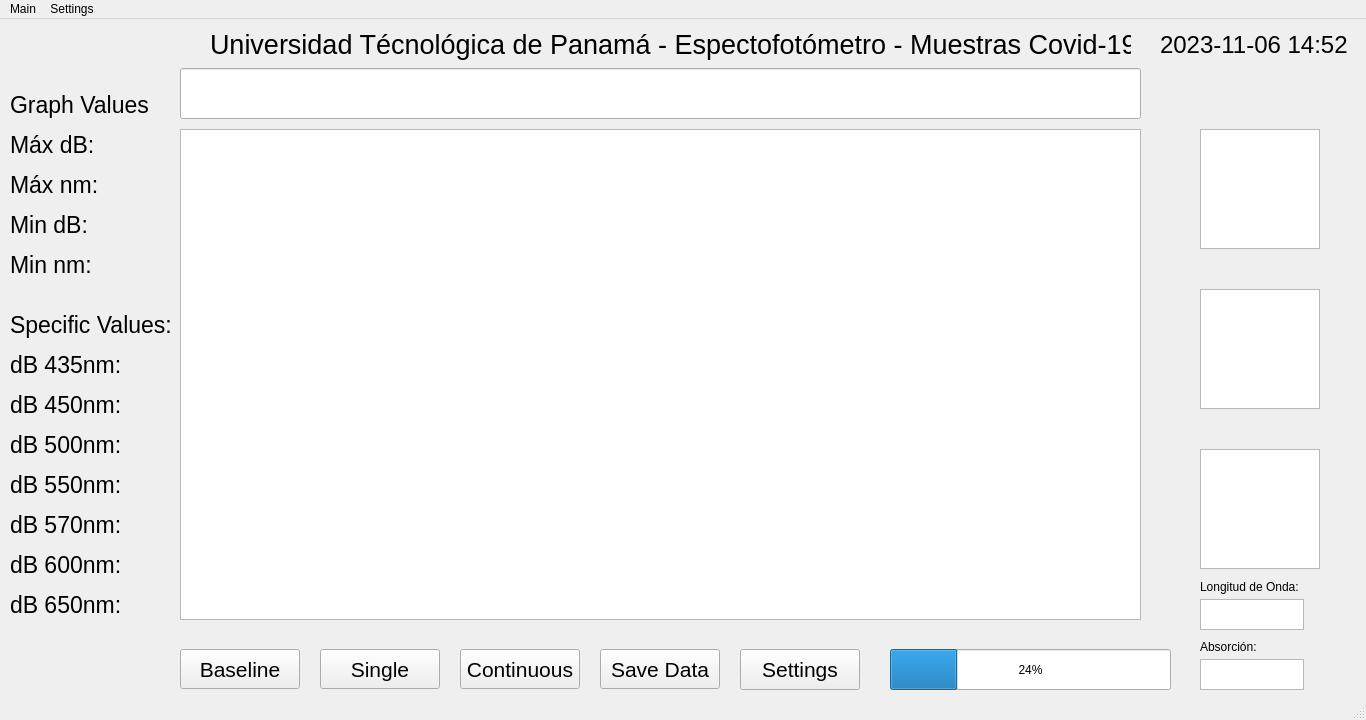
jorgeeldis/EspectrofotometroQT, file test-qt/ui/main_window.ui: the form before one commit.
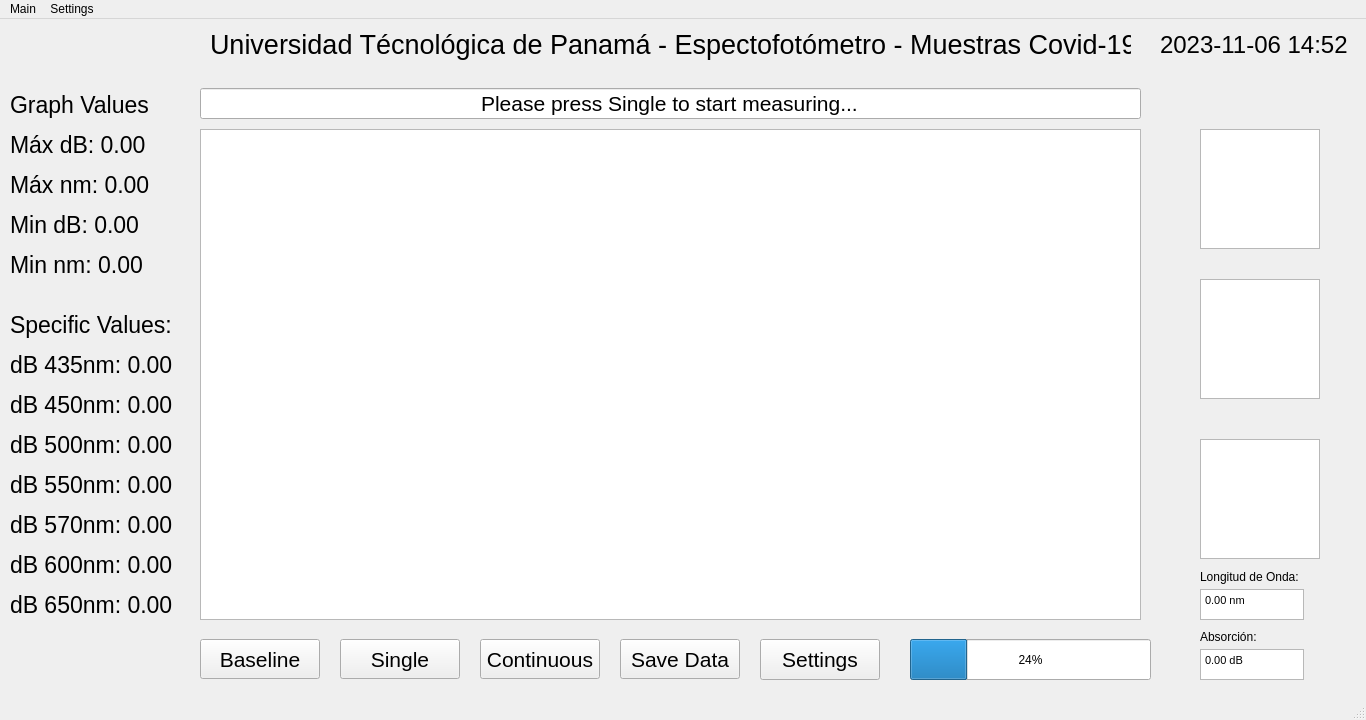
The form after the commit.

Commit message: Cambios en el GUI, se creo el main window en el folder ui

Diff of the .ui file:
```diff
--- a/test-qt/ui/main_window.ui
+++ b/test-qt/ui/main_window.ui
@@ -17,8 +17,8 @@
    <widget class="QPushButton" name="pushButton">
     <property name="geometry">
      <rect>
-      <x>180</x>
-      <y>630</y>
+      <x>200</x>
+      <y>620</y>
       <width>120</width>
       <height>40</height>
      </rect>
@@ -35,8 +35,8 @@
    <widget class="QPushButton" name="pushButton_2">
     <property name="geometry">
      <rect>
-      <x>320</x>
-      <y>630</y>
+      <x>340</x>
+      <y>620</y>
       <width>120</width>
       <height>40</height>
      </rect>
@@ -69,27 +69,36 @@
     <property name="geometry">
      <rect>
       <x>1200</x>
-      <y>270</y>
+      <y>260</y>
       <width>120</width>
       <height>120</height>
      </rect>
     </property>
    </widget>
-   <widget class="QGraphicsView" name="graphicsView_3">
+   <widget class="QGraphicsView" name="graphicsView">
     <property name="geometry">
      <rect>
-      <x>180</x>
+      <x>200</x>
       <y>110</y>
-      <width>961</width>
+      <width>941</width>
       <height>491</height>
      </rect>
     </property>
+    <property name="frameShape">
+     <enum>QFrame::StyledPanel</enum>
+    </property>
+    <property name="frameShadow">
+     <enum>QFrame::Sunken</enum>
+    </property>
+    <property name="lineWidth">
+     <number>1</number>
+    </property>
    </widget>
    <widget class="QGraphicsView" name="graphicsView_4">
     <property name="geometry">
      <rect>
       <x>1200</x>
-      <y>430</y>
+      <y>420</y>
       <width>120</width>
       <height>120</height>
      </rect>
@@ -98,8 +107,8 @@
    <widget class="QPushButton" name="pushButton_3">
     <property name="geometry">
      <rect>
-      <x>460</x>
-      <y>630</y>
+      <x>480</x>
+      <y>620</y>
       <width>120</width>
       <height>40</height>
      </rect>
@@ -116,8 +125,8 @@
    <widget class="QPushButton" name="pushButton_4">
     <property name="geometry">
      <rect>
-      <x>600</x>
-      <y>630</y>
+      <x>620</x>
+      <y>620</y>
       <width>120</width>
       <height>40</height>
      </rect>
@@ -134,8 +143,8 @@
    <widget class="QPushButton" name="pushButton_5">
     <property name="geometry">
      <rect>
-      <x>740</x>
-      <y>630</y>
+      <x>760</x>
+      <y>620</y>
       <width>120</width>
       <height>41</height>
      </rect>
@@ -170,9 +179,9 @@
    <widget class="QProgressBar" name="progressBar">
     <property name="geometry">
      <rect>
-      <x>890</x>
-      <y>630</y>
-      <width>281</width>
+      <x>910</x>
+      <y>620</y>
+      <width>241</width>
       <height>41</height>
      </rect>
     </property>
@@ -231,7 +240,7 @@
      </font>
     </property>
     <property name="text">
-     <string>Máx dB:</string>
+     <string>Máx dB: 0.00</string>
     </property>
    </widget>
    <widget class="QLabel" name="label_5">
@@ -249,7 +258,7 @@
      </font>
     </property>
     <property name="text">
-     <string>Máx nm:</string>
+     <string>Máx nm: 0.00</string>
     </property>
    </widget>
    <widget class="QLabel" name="label_6">
@@ -267,7 +276,7 @@
      </font>
     </property>
     <property name="text">
-     <string>Min dB:</string>
+     <string>Min dB: 0.00</string>
     </property>
    </widget>
    <widget class="QLabel" name="label_7">
@@ -285,7 +294,7 @@
      </font>
     </property>
     <property name="text">
-     <string>Min nm:</string>
+     <string>Min nm: 0.00</string>
     </property>
    </widget>
    <widget class="QLabel" name="label_8">
@@ -311,7 +320,7 @@
      <rect>
       <x>10</x>
       <y>330</y>
-      <width>141</width>
+      <width>171</width>
       <height>31</height>
      </rect>
     </property>
@@ -321,7 +330,7 @@
      </font>
     </property>
     <property name="text">
-     <string>dB 435nm:</string>
+     <string>dB 435nm: 0.00</string>
     </property>
    </widget>
    <widget class="QLabel" name="label_10">
@@ -329,7 +338,7 @@
      <rect>
       <x>10</x>
       <y>370</y>
-      <width>141</width>
+      <width>171</width>
       <height>31</height>
      </rect>
     </property>
@@ -339,7 +348,7 @@
      </font>
     </property>
     <property name="text">
-     <string>dB 450nm:</string>
+     <string>dB 450nm: 0.00</string>
     </property>
    </widget>
    <widget class="QLabel" name="label_11">
@@ -347,7 +356,7 @@
      <rect>
       <x>10</x>
       <y>410</y>
-      <width>141</width>
+      <width>171</width>
       <height>31</height>
      </rect>
     </property>
@@ -357,7 +366,7 @@
      </font>
     </property>
     <property name="text">
-     <string>dB 500nm:</string>
+     <string>dB 500nm: 0.00</string>
     </property>
    </widget>
    <widget class="QLabel" name="label_12">
@@ -365,7 +374,7 @@
      <rect>
       <x>10</x>
       <y>450</y>
-      <width>141</width>
+      <width>171</width>
       <height>31</height>
      </rect>
     </property>
@@ -375,7 +384,7 @@
      </font>
     </property>
     <property name="text">
-     <string>dB 550nm:</string>
+     <string>dB 550nm: 0.00</string>
     </property>
    </widget>
    <widget class="QLabel" name="label_13">
@@ -383,7 +392,7 @@
      <rect>
       <x>10</x>
       <y>490</y>
-      <width>141</width>
+      <width>171</width>
       <height>31</height>
      </rect>
     </property>
@@ -393,7 +402,7 @@
      </font>
     </property>
     <property name="text">
-     <string>dB 570nm:</string>
+     <string>dB 570nm: 0.00</string>
     </property>
    </widget>
    <widget class="QLabel" name="label_14">
@@ -401,7 +410,7 @@
      <rect>
       <x>10</x>
       <y>530</y>
-      <width>141</width>
+      <width>171</width>
       <height>31</height>
      </rect>
     </property>
@@ -411,7 +420,7 @@
      </font>
     </property>
     <property name="text">
-     <string>dB 600nm:</string>
+     <string>dB 600nm: 0.00</string>
     </property>
    </widget>
    <widget class="QLabel" name="label_15">
@@ -419,7 +428,7 @@
      <rect>
       <x>10</x>
       <y>570</y>
-      <width>141</width>
+      <width>171</width>
       <height>31</height>
      </rect>
     </property>
@@ -429,27 +438,14 @@
      </font>
     </property>
     <property name="text">
-     <string>dB 650nm:</string>
+     <string>dB 650nm: 0.00</string>
     </property>
    </widget>
-   <widget class="QLineEdit" name="lineEdit">
-    <property name="geometry">
-     <rect>
-      <x>180</x>
-      <y>49</y>
-      <width>961</width>
-      <height>51</height>
-     </rect>
-    </property>
-    <property name="text">
-     <string/>
-    </property>
-   </widget>
-   <widget class="QLabel" name="label_16">
+   <widget class="QLabel" name="longitudLabel">
     <property name="geometry">
      <rect>
       <x>1200</x>
-      <y>560</y>
+      <y>550</y>
       <width>111</width>
       <height>16</height>
      </rect>
@@ -462,17 +458,24 @@
     <property name="geometry">
      <rect>
       <x>1200</x>
-      <y>580</y>
+      <y>570</y>
       <width>104</width>
       <height>31</height>
      </rect>
     </property>
+    <property name="html">
+     <string>&lt;!DOCTYPE HTML PUBLIC &quot;-//W3C//DTD HTML 4.0//EN&quot; &quot;http://www.w3.org/TR/REC-html40/strict.dtd&quot;&gt;
+&lt;html&gt;&lt;head&gt;&lt;meta name=&quot;qrichtext&quot; content=&quot;1&quot; /&gt;&lt;style type=&quot;text/css&quot;&gt;
+p, li { white-space: pre-wrap; }
+&lt;/style&gt;&lt;/head&gt;&lt;body style=&quot; font-family:'MS Shell Dlg 2'; font-size:8.25pt; font-weight:400; font-style:normal;&quot;&gt;
+&lt;p style=&quot; margin-top:0px; margin-bottom:0px; margin-left:0px; margin-right:0px; -qt-block-indent:0; text-indent:0px;&quot;&gt;0.00 nm&lt;/p&gt;&lt;/body&gt;&lt;/html&gt;</string>
+    </property>
    </widget>
    <widget class="QLabel" name="label_17">
     <property name="geometry">
      <rect>
       <x>1200</x>
-      <y>620</y>
+      <y>610</y>
       <width>111</width>
       <height>16</height>
      </rect>
@@ -485,10 +488,41 @@
     <property name="geometry">
      <rect>
       <x>1200</x>
-      <y>640</y>
+      <y>630</y>
       <width>104</width>
       <height>31</height>
      </rect>
+    </property>
+    <property name="html">
+     <string>&lt;!DOCTYPE HTML PUBLIC &quot;-//W3C//DTD HTML 4.0//EN&quot; &quot;http://www.w3.org/TR/REC-html40/strict.dtd&quot;&gt;
+&lt;html&gt;&lt;head&gt;&lt;meta name=&quot;qrichtext&quot; content=&quot;1&quot; /&gt;&lt;style type=&quot;text/css&quot;&gt;
+p, li { white-space: pre-wrap; }
+&lt;/style&gt;&lt;/head&gt;&lt;body style=&quot; font-family:'MS Shell Dlg 2'; font-size:8.25pt; font-weight:400; font-style:normal;&quot;&gt;
+&lt;p style=&quot; margin-top:0px; margin-bottom:0px; margin-left:0px; margin-right:0px; -qt-block-indent:0; text-indent:0px;&quot;&gt;0.00 dB&lt;/p&gt;&lt;/body&gt;&lt;/html&gt;</string>
+    </property>
+   </widget>
+   <widget class="QLineEdit" name="messageBox">
+    <property name="geometry">
+     <rect>
+      <x>200</x>
+      <y>69</y>
+      <width>941</width>
+      <height>31</height>
+     </rect>
+    </property>
+    <property name="font">
+     <font>
+      <pointsize>16</pointsize>
+     </font>
+    </property>
+    <property name="text">
+     <string>Please press Single to start measuring...</string>
+    </property>
+    <property name="alignment">
+     <set>Qt::AlignCenter</set>
+    </property>
+    <property name="readOnly">
+     <bool>true</bool>
     </property>
    </widget>
   </widget>
```
Left out of the diff: 52 changed lines with no effect on the pictures. The commit also changes 1 other file.
